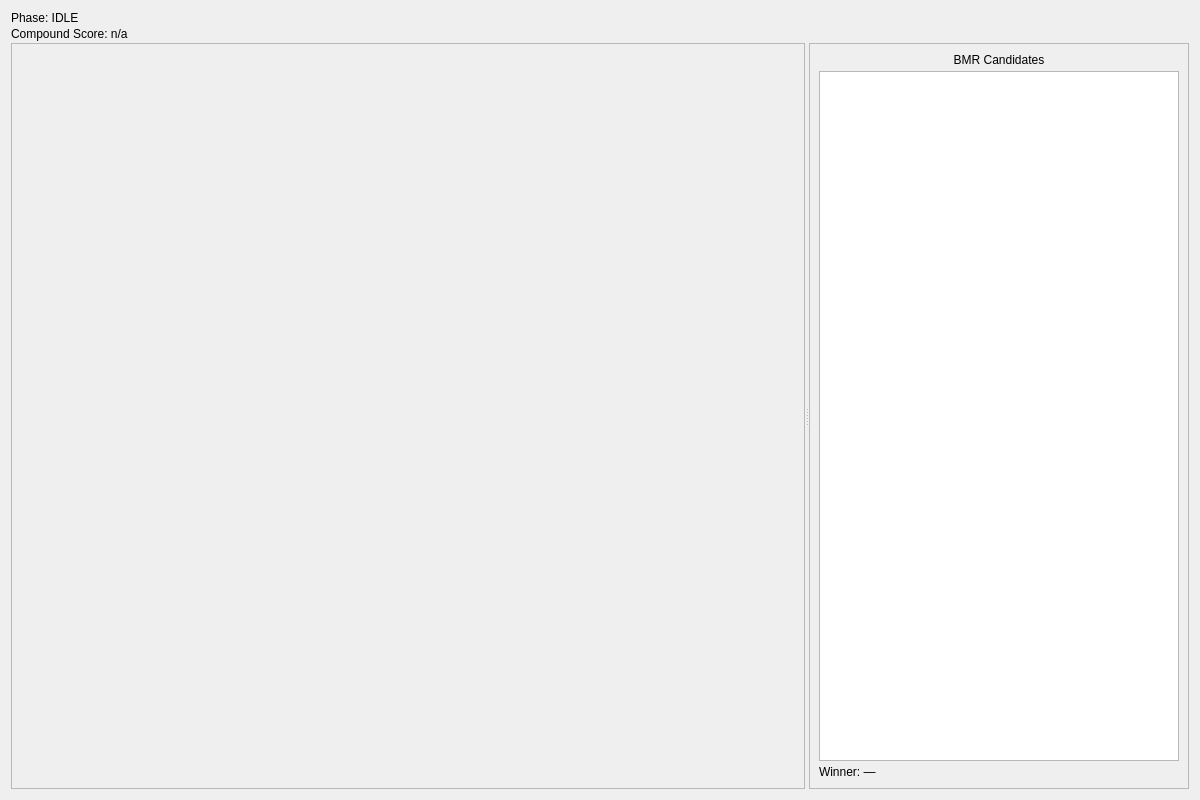
Above: brm_ainf/src/mainUI.ui from pbustos/beta-robotica-class before the change. Below: the same form after it.
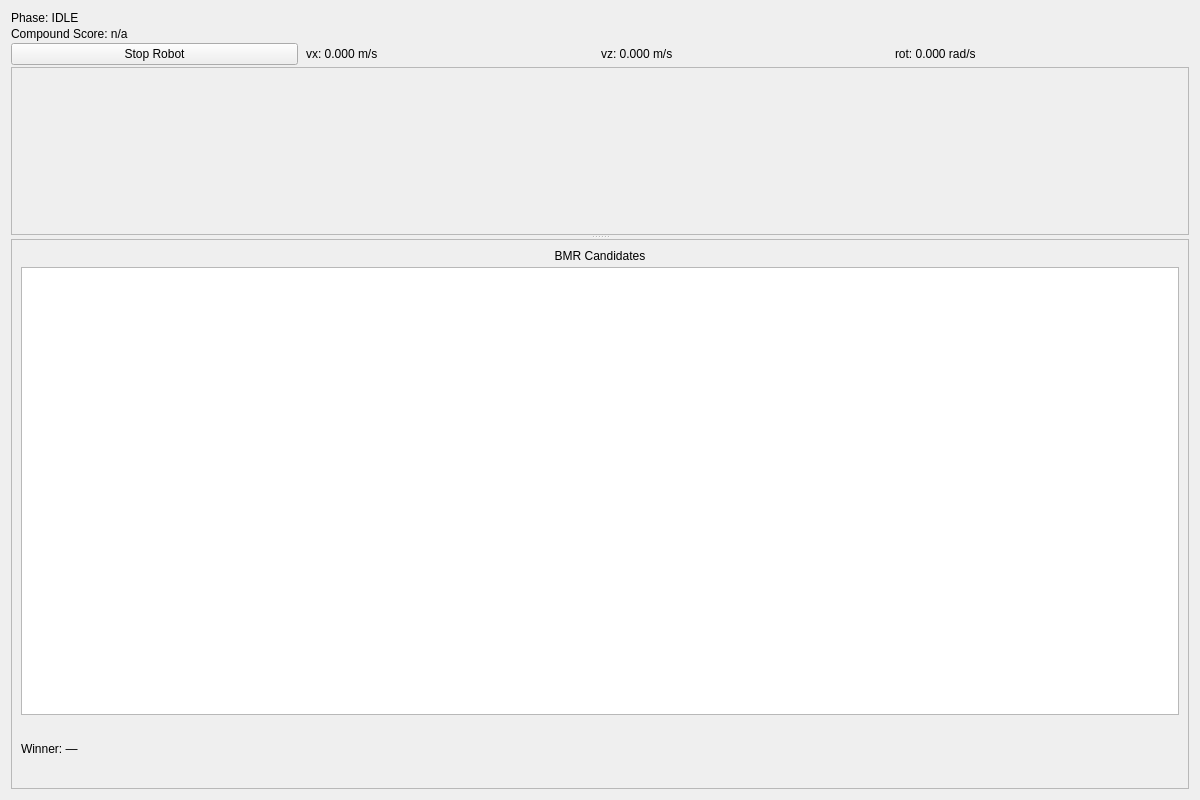
That is the form after the change.

```diff
--- a/brm_ainf/src/mainUI.ui
+++ b/brm_ainf/src/mainUI.ui
@@ -31,10 +31,58 @@
      </property>
     </widget>
    </item>
+   <item>
+    <layout class="QHBoxLayout" name="controlBarLayout">
+     <property name="spacing">
+      <number>8</number>
+     </property>
+     <item>
+      <widget class="QPushButton" name="stopRobotBtn">
+       <property name="text">
+        <string>Stop Robot</string>
+       </property>
+       <property name="toolTip">
+        <string>Immediately stop EFE motion control</string>
+       </property>
+      </widget>
+     </item>
+     <item>
+      <widget class="QLabel" name="velAdvxLabel">
+       <property name="text">
+        <string>vx: 0.000 m/s</string>
+       </property>
+      </widget>
+     </item>
+     <item>
+      <widget class="QLabel" name="velAdvzLabel">
+       <property name="text">
+        <string>vz: 0.000 m/s</string>
+       </property>
+      </widget>
+     </item>
+     <item>
+      <widget class="QLabel" name="velRotLabel">
+       <property name="text">
+        <string>rot: 0.000 rad/s</string>
+       </property>
+      </widget>
+     </item>
+     <item>
+      <spacer>
+       <property name="orientation">
+        <enum>Qt::Horizontal</enum>
+       </property>
+       <property name="sizeType">
+        <enum>QSizePolicy::Expanding</enum>
+       </property>
+      </spacer>
+     </item>
+    </layout>
+   </item>
    <item>
     <widget class="QSplitter" name="mainSplitter">
      <property name="orientation">
-      <enum>Qt::Horizontal</enum>
+      <enum>Qt::Vertical</enum>
      </property>
      <property name="sizePolicy">
       <sizepolicy hsizetype="Expanding" vsizetype="Expanding">
@@ -51,8 +99,8 @@
       </property>
       <property name="sizePolicy">
        <sizepolicy hsizetype="Expanding" vsizetype="Expanding">
-        <horstretch>4</horstretch>
-        <verstretch>1</verstretch>
+        <horstretch>1</horstretch>
+        <verstretch>3</verstretch>
        </sizepolicy>
       </property>
      </widget>
@@ -64,21 +112,15 @@
        <enum>QFrame::Raised</enum>
       </property>
       <property name="sizePolicy">
-       <sizepolicy hsizetype="Preferred" vsizetype="Expanding">
+       <sizepolicy hsizetype="Expanding" vsizetype="Preferred">
         <horstretch>1</horstretch>
         <verstretch>1</verstretch>
        </sizepolicy>
       </property>
       <property name="minimumSize">
        <size>
-        <width>180</width>
-        <height>0</height>
-       </size>
-      </property>
-      <property name="maximumSize">
-       <size>
-        <width>380</width>
-        <height>16777215</height>
+        <width>0</width>
+        <height>220</height>
        </size>
       </property>
       <layout class="QVBoxLayout" name="candidatesLayout">
@@ -113,6 +155,18 @@
          <property name="wordWrap">
           <bool>true</bool>
          </property>
+         <property name="minimumSize">
+          <size>
+           <width>0</width>
+           <height>60</height>
+          </size>
+         </property>
+         <property name="sizePolicy">
+          <sizepolicy hsizetype="Expanding" vsizetype="Minimum">
+           <horstretch>0</horstretch>
+           <verstretch>0</verstretch>
+          </sizepolicy>
+         </property>
         </widget>
        </item>
       </layout>
```
